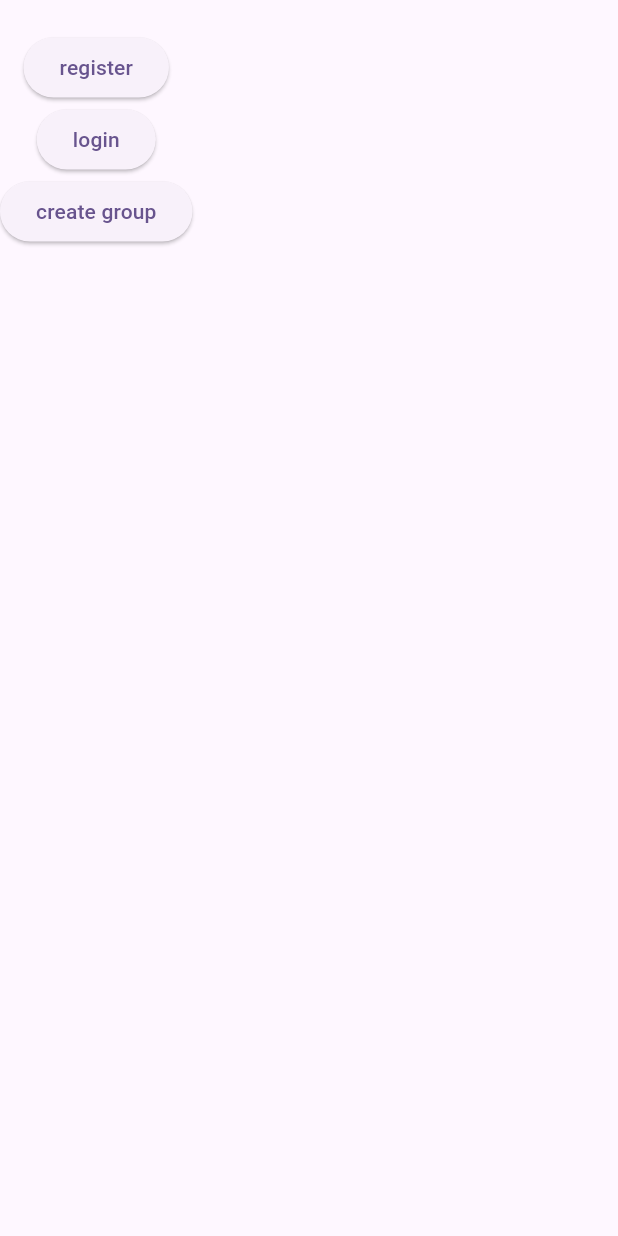
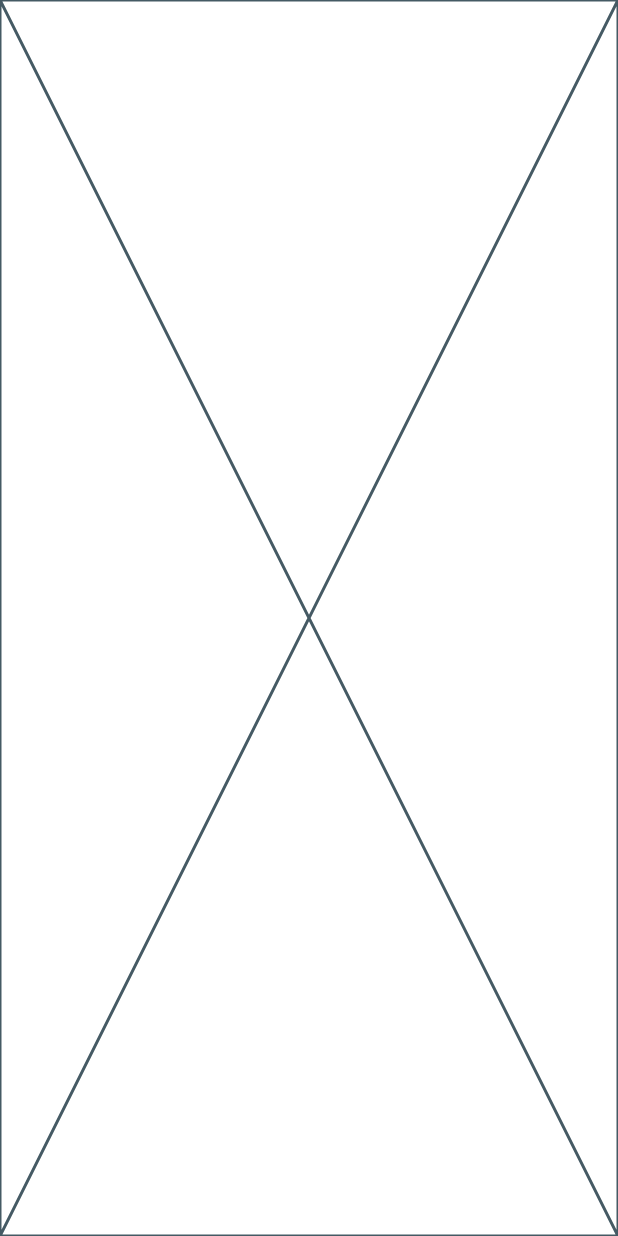
Before and after one commit to l0lll000l/E-Comerse-app, a Flutter app: the screen it shows after launch, on a phone screen of 412 x 824 dp. Run offline on Flutter 3.47's test engine with Material 3 defaults, Android fonts, the phone set to English and light mode, and no system bars; our stand-ins replace cloud_firestore, firebase_auth, firebase_core; accounts and stored records are empty.

Commit message:
home page added

```diff
--- a/lib/home.dart
+++ b/lib/home.dart
@@ -1,38 +1,10 @@
-import 'package:firebase_auth/firebase_auth.dart';
-import 'package:firebase_core/firebase_core.dart';
 import 'package:flutter/material.dart';
-import 'package:flutter_application_1/auth/auth.dart';
-import 'package:flutter_application_1/helper/databaseService.dart';
 
-class Home extends StatefulWidget {
+class Home extends StatelessWidget {
   const Home({super.key});
 
   @override
-  State<Home> createState() => _HomeState();
-}
-
-class _HomeState extends State<Home> {
-  AuthServices authServices = AuthServices();
-  @override
   Widget build(BuildContext context) {
-    return Scaffold(
-      body: Column(
-        children: [
-          Text(''),
-          ElevatedButton(
-              onPressed: () {
-                AuthServices().register();
-              },
-              child: Text('register')),
-          ElevatedButton(onPressed: () {}, child: Text('login')),
-          ElevatedButton(
-              onPressed: () {
-                DatabaseService(uid: FirebaseAuth.instance.currentUser!.uid)
-                    .createGroup(id: FirebaseAuth.instance.currentUser!.uid);
-              },
-              child: Text('create group')),
-        ],
-      ),
-    );
+    return const Placeholder();
   }
 }
```
